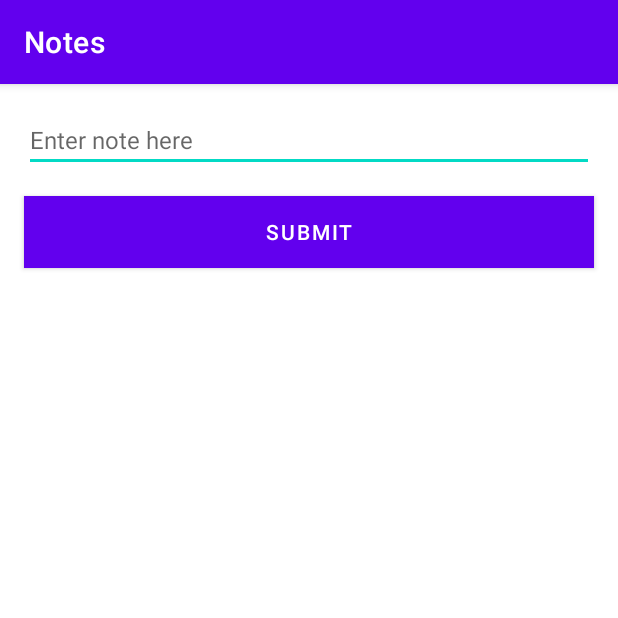
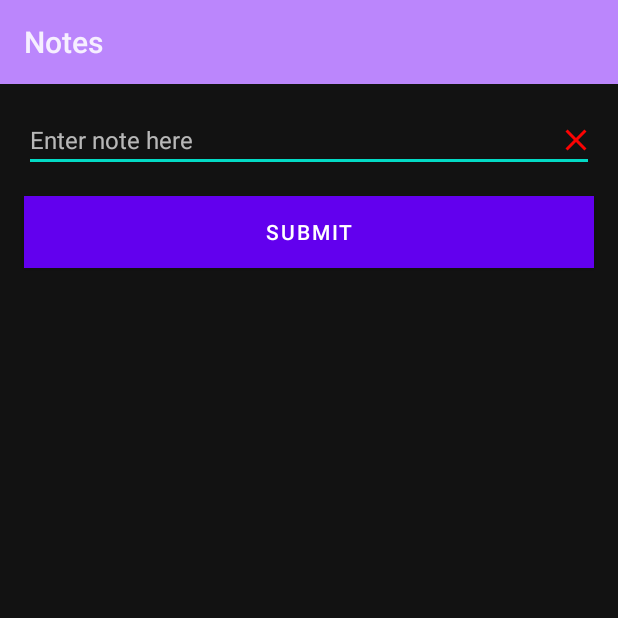
Before and after one commit to Aritry-Samaddar/Notes-Application, an Android app: the screen it shows after launch (MainActivity), on a phone screen of 412 x 824 dp, the top half of it. Run offline under Robolectric (Android 15) with nearby library versions, the phone set to English and light mode, and no system bars; our stand-ins replace Room's generated code.

Commit message:
Notes Application

```diff
--- a/app/src/main/java/com/example/notes/MainActivity.kt
+++ b/app/src/main/java/com/example/notes/MainActivity.kt
@@ -1,8 +1,11 @@
 package com.example.notes
 
+import android.graphics.drawable.ColorDrawable
 import androidx.appcompat.app.AppCompatActivity
 import android.os.Bundle
+import android.widget.EditText
 import android.widget.Toast
+import androidx.appcompat.app.AppCompatDelegate
 import androidx.lifecycle.Observer
 import androidx.lifecycle.ViewModelProvider
 import androidx.recyclerview.widget.LinearLayoutManager
@@ -10,11 +13,14 @@ import kotlinx.android.synthetic.main.activity_main.*
 
 class MainActivity : AppCompatActivity(), INotesRVAdapter {
 
-    lateinit var viewModel: NoteViewModel
+    private lateinit var viewModel: NoteViewModel
 
     override fun onCreate(savedInstanceState: Bundle?) {
         super.onCreate(savedInstanceState)
         setContentView(R.layout.activity_main)
+
+        AppCompatDelegate.setDefaultNightMode(AppCompatDelegate.MODE_NIGHT_YES)
+        supportActionBar?.setBackgroundDrawable(ColorDrawable(resources.getColor(R.color.purple_200)))
 
         recyclerView.layoutManager = LinearLayoutManager(this)
         val adapter = NotesRVAdapter(this, this)
@@ -39,7 +45,14 @@ class MainActivity : AppCompatActivity(), INotesRVAdapter {
         val noteText = input.text.toString()
         if(noteText.isNotEmpty()) {
             viewModel.insertNote(Note(noteText))
+            val et: EditText = findViewById(R.id.input)
+            et.setText("")
             Toast.makeText(this, "$noteText Inserted", Toast.LENGTH_LONG).show()
         }
     }
+
+    fun onClickClear(view: android.view.View) {
+        val et: EditText = findViewById(R.id.input)
+        et.setText("")
+    }
 }
--- /dev/null
+++ b/app/src/main/res/drawable/ic_baseline_clear_24.xml
@@ -0,0 +1,5 @@
+<vector android:height="24dp" android:tint="#FC0303"
+    android:viewportHeight="24" android:viewportWidth="24"
+    android:width="24dp" xmlns:android="http://schemas.android.com/apk/res/android">
+    <path android:fillColor="@android:color/white" android:pathData="M19,6.41L17.59,5 12,10.59 6.41,5 5,6.41 10.59,12 5,17.59 6.41,19 12,13.41 17.59,19 19,17.59 13.41,12z"/>
+</vector>
--- a/app/src/main/res/layout/activity_main.xml
+++ b/app/src/main/res/layout/activity_main.xml
@@ -16,6 +16,17 @@
         android:hint="Enter note here"
         android:layout_margin="16dp"
         android:textSize="16sp"/>
+
+    <ImageView
+        android:id="@+id/deleted"
+        android:layout_width="wrap_content"
+        android:layout_height="wrap_content"
+        android:padding="16dp"
+        android:src="@drawable/ic_baseline_clear_24"
+        android:onClick="onClickClear"
+        app:layout_constraintTop_toTopOf="@id/input"
+        app:layout_constraintBottom_toBottomOf="@id/input"
+        app:layout_constraintRight_toRightOf="parent"/>
 
     <Button
         android:id="@+id/addButton"
--- a/app/src/main/res/values/colors.xml
+++ b/app/src/main/res/values/colors.xml
@@ -2,7 +2,7 @@
 <resources>
     <color name="purple_200">#FFBB86FC</color>
     <color name="purple_500">#FF6200EE</color>
-    <color name="purple_700">#FF3700B3</color>
+    <color name="purple_700">#FF000000</color>
     <color name="teal_200">#FF03DAC5</color>
     <color name="teal_700">#FF018786</color>
     <color name="black">#FF000000</color>
--- a/build.gradle
+++ b/build.gradle
@@ -5,7 +5,7 @@ buildscript {
         mavenCentral()
     }
     dependencies {
-        classpath "com.android.tools.build:gradle:7.0.3"
+        classpath 'com.android.tools.build:gradle:7.0.4'
         classpath "org.jetbrains.kotlin:kotlin-gradle-plugin:1.5.31"
 
         // NOTE: Do not place your application dependencies here; they belong
```
